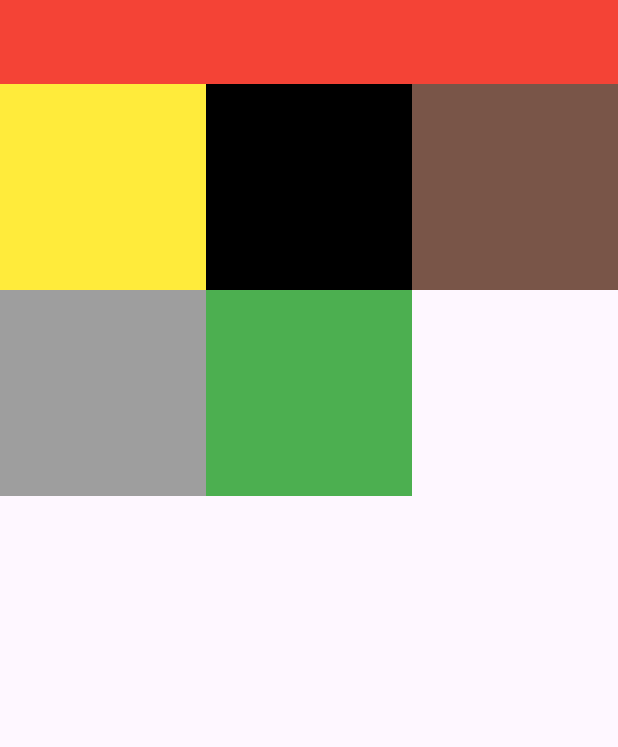
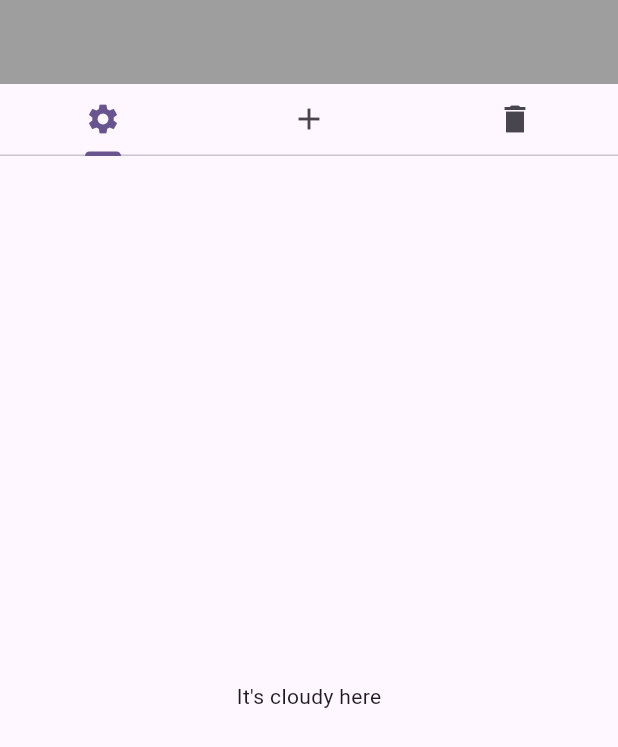
Before and after one commit to Kuldip96/flutter4to6, a Flutter app: the screen it shows after launch, on a phone screen of 412 x 824 dp. Shown: the top 747 px of the screen. Run offline on Flutter 3.47's test engine with Material 3 defaults, Android fonts, the phone set to English and light mode, and no system bars; our stand-ins replace google_fonts.

```diff
--- /dev/null
+++ b/lib/lacture12.dart
@@ -0,0 +1,57 @@
+import 'package:flutter/material.dart';
+
+class Lacture12 extends StatefulWidget {
+  const Lacture12({super.key});
+
+  @override
+  State<Lacture12> createState() => _Lacture12State();
+}
+
+class _Lacture12State extends State<Lacture12> {
+  @override
+  Widget build(BuildContext context) {
+    return DefaultTabController(
+      length: 3,
+      child: Scaffold(
+        appBar: AppBar(
+          backgroundColor: Colors.grey,
+        ),
+        body: const Column(
+          children: [
+            TabBar(
+              // dividerColor: Colors.red,
+              // dividerHeight: 0,
+
+              // indicator: BoxDecoration(
+              // // color: Colors.red,
+              // ),
+              // indicatorSize: TabBarIndicatorSize.label,
+              // indicatorWeight: 20,
+
+              tabs: [
+                Tab(
+                  child: Icon(Icons.settings),
+                ),
+                Icon(Icons.add),
+                Icon(Icons.delete_sharp),
+              ],
+            ),
+            Expanded(
+              child: TabBarView(children: [
+                Center(
+                  child: Text("It's cloudy here"),
+                ),
+                Center(
+                  child: Text("It's rainy here"),
+                ),
+                Center(
+                  child: Text("It's sunny here"),
+                ),
+              ]),
+            ),
+          ],
+        ),
+      ),
+    );
+  }
+}
--- a/lib/main.dart
+++ b/lib/main.dart
@@ -9,6 +9,7 @@ import 'package:demoapp/lacture07.dart';
 import 'package:demoapp/lacture09.dart';
 import 'package:demoapp/lacture10.dart';
 import 'package:demoapp/lacture11.dart';
+import 'package:demoapp/lacture12.dart';
 import 'package:demoapp/lacture6.dart';
 import 'package:demoapp/lacture8.dart';
 import 'package:demoapp/row_column.dart';
@@ -32,7 +33,7 @@ class MyApp extends StatelessWidget {
         colorScheme: ColorScheme.fromSeed(seedColor: Colors.deepPurple),
         useMaterial3: true,
       ),
-      home: const Lacture11(),
+      home: const Lacture12(),
     );
   }
 }
```
